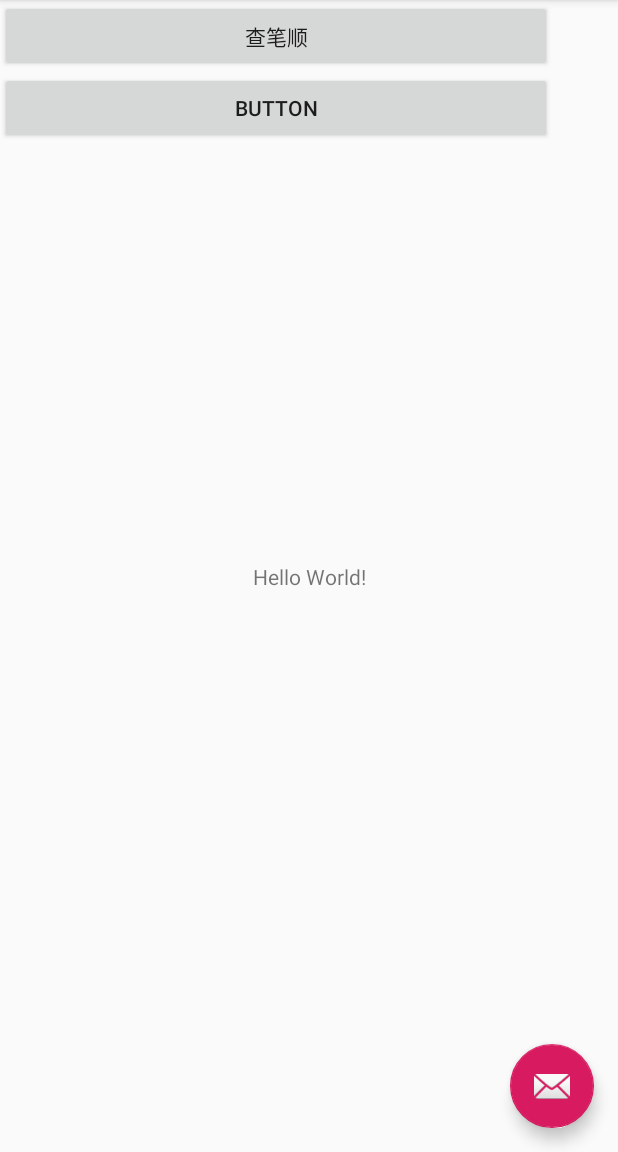
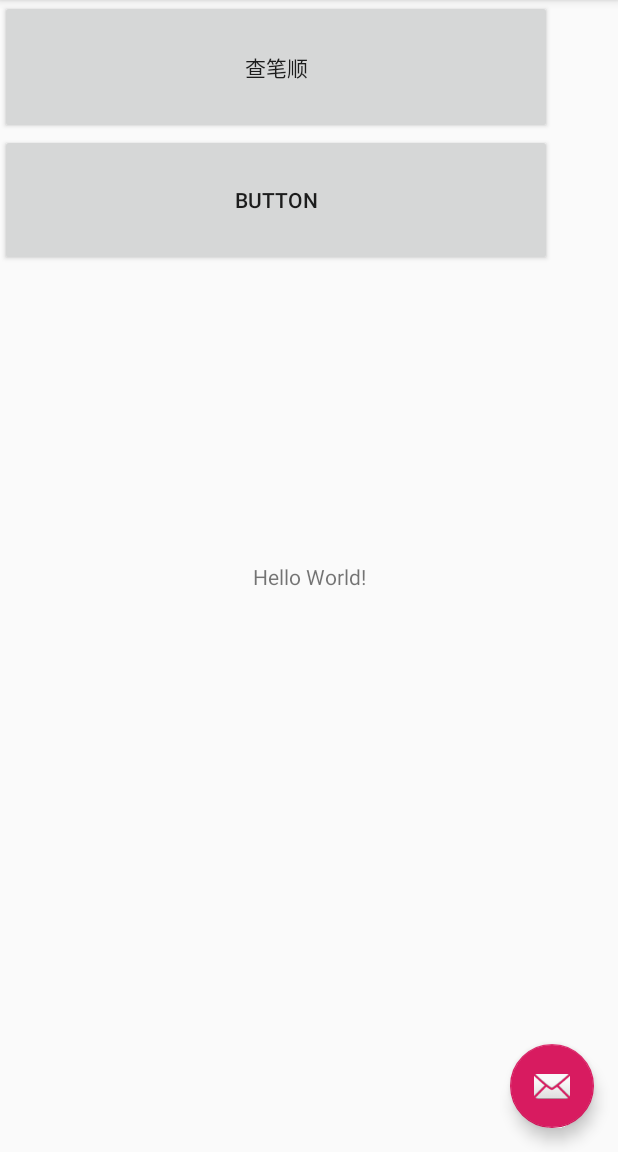
Before and after one commit to weilaidb/school, an Android app: the screen it shows after launch (MainActivity), on a phone screen of 412 x 824 dp, the part 84-1236 px from its top. Run offline under Robolectric (Android 15) with nearby library versions, the light colour scheme and no system bars.

Commit message:
按钮增大

```diff
--- a/pupil2/app/src/main/res/layout/content_main.xml
+++ b/pupil2/app/src/main/res/layout/content_main.xml
@@ -31,13 +31,13 @@
             <Button
                 android:id="@+id/button_bishun"
                 android:layout_width="match_parent"
-                android:layout_height="wrap_content"
+                android:layout_height="89dp"
                 android:text="查笔顺" />
 
             <Button
                 android:id="@+id/button3"
                 android:layout_width="match_parent"
-                android:layout_height="wrap_content"
+                android:layout_height="88dp"
                 android:text="Button" />
         </LinearLayout>
     </FrameLayout>
```
